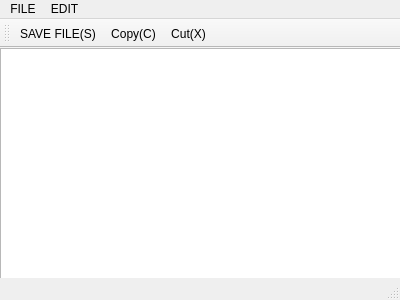
First picture: the form in ex3_13_menu/mainwindow.ui, repository Harxon/ex_qt, before the edit.
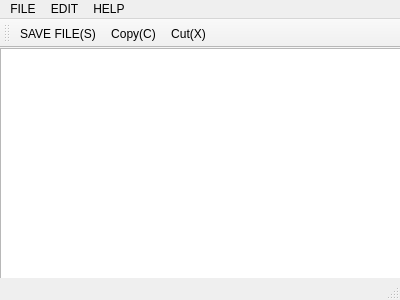
Second picture: the form after the edit. Icons and pictures are not drawn.

The edit to the form file:
```diff
--- a/ex3_13_menu/mainwindow.ui
+++ b/ex3_13_menu/mainwindow.ui
@@ -61,8 +61,17 @@
     <addaction name="actionSetColor"/>
     <addaction name="actionSetDateTime_D"/>
    </widget>
+   <widget class="QMenu" name="menuHELP">
+    <property name="title">
+     <string>HELP</string>
+    </property>
+    <addaction name="actionAbout_Qt"/>
+    <addaction name="actionOfficialWebsite_W"/>
+    <addaction name="actionLICENSE_L"/>
+   </widget>
    <addaction name="menuFILE"/>
    <addaction name="menuEDIT"/>
+   <addaction name="menuHELP"/>
   </widget>
   <widget class="QToolBar" name="mainToolBar">
    <attribute name="toolBarArea">
```
Left out of the diff: 15 changed lines with no effect on the pictures.
